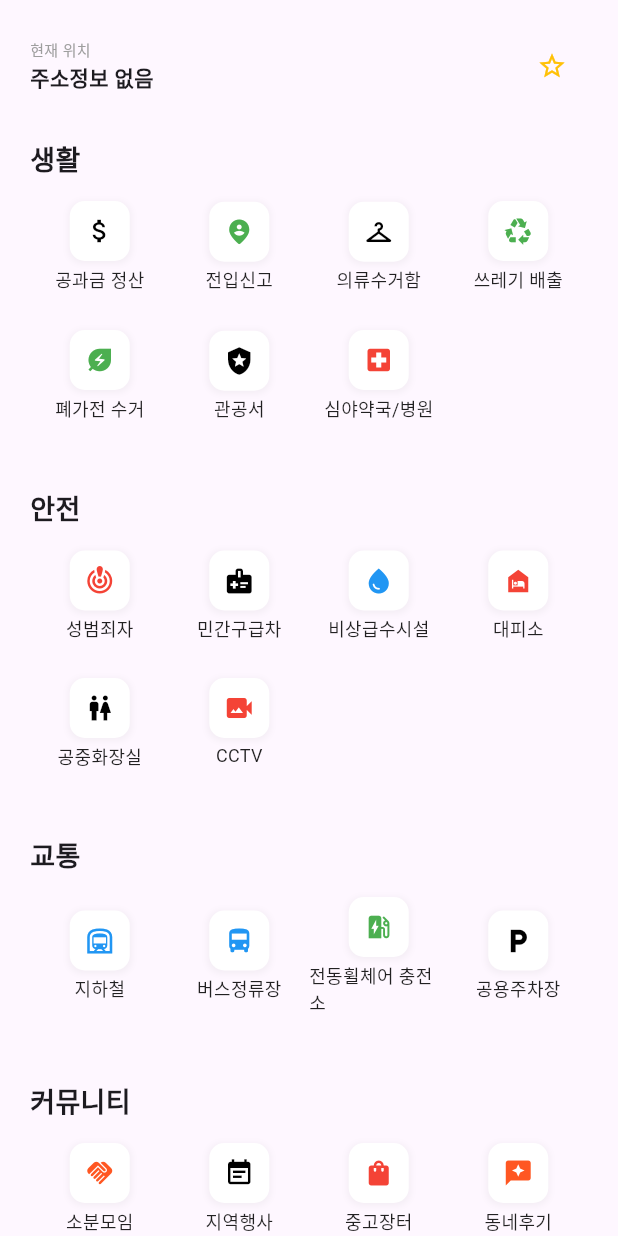
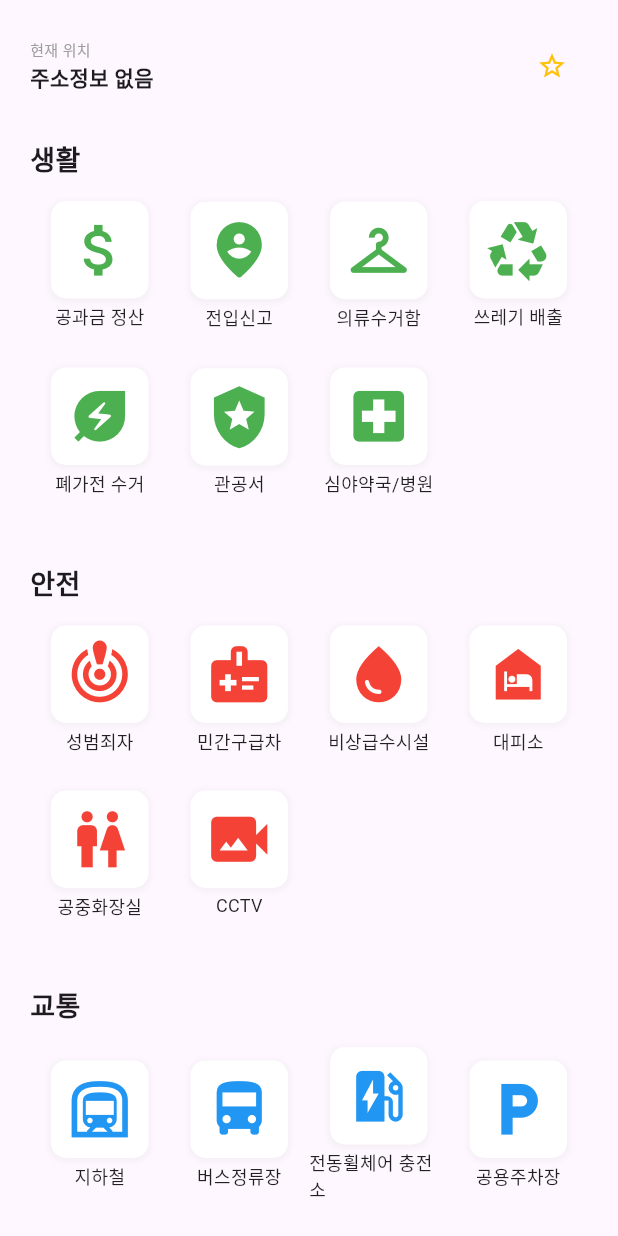
Before and after one commit to kant300/moveon_app, a Flutter app: the Menu screen opened by its route, on a phone screen of 412 x 824 dp. Run offline on Flutter 3.47's test engine with Material 3 defaults, Android fonts, the phone set to English and light mode, and no system bars; our stand-ins replace dio, geocoding, geolocator, permission_handler, shared_preferences, webview_flutter; accounts and stored records are empty; network calls fail; statements that could not run were skipped.

Commit message:
브런치 변경

```diff
--- a/lib/Menu.dart
+++ b/lib/Menu.dart
@@ -282,7 +282,7 @@ class MenuState extends State<Menu> {
                     ),
                   ],
                 ),
-                child: Icon(icon, size: 20, color: iconColor),
+                child: Icon(icon, size: 45, color: iconColor),
               ),
               Positioned(
                 right: 0,
@@ -368,7 +368,7 @@ class MenuState extends State<Menu> {
                     Icons.attach_money,
                     "공과금 정산",
                     () => Navigator.pushNamed(context, "/living/bill"),
-                    Colors.black,
+                    Colors.green,
                     "공과금 정산"
                   ),
                   checkStart(
@@ -388,7 +388,7 @@ class MenuState extends State<Menu> {
                       "/map", // 지도 화면 라우트
                       arguments: "clothingBin", // ⭐️ 카테고리 키 전달
                     ),
-                    Colors.black,
+                      Colors.green,
                     "의류수거함"
                   ),
                   // 의류수거함 아이콘 변경
@@ -416,7 +416,7 @@ class MenuState extends State<Menu> {
                       "/map",
                       arguments: "government",
                     ),
-                    Colors.black,
+                    Colors.green,
                     "관공서",
                   ),
                   checkStart(
@@ -427,7 +427,7 @@ class MenuState extends State<Menu> {
                       "/map",
                       arguments: "night",
                     ),
-                    Colors.red,
+                    Colors.green,
                     "심야약국/병원",
                   ),
                 ], crossAxisCount: 4), // 한 줄에 4개 배치
@@ -458,7 +458,7 @@ class MenuState extends State<Menu> {
                     Icons.medical_information,
                     "민간구급차",
                     () => Navigator.pushNamed(context, "/safety/ambulance"),
-                    Colors.black,
+                    Colors.red,
                     "민간구급차",
                   ),
                   // 텍스트 축약
@@ -466,7 +466,7 @@ class MenuState extends State<Menu> {
                     Icons.water_drop,
                     "비상급수시설",
                     () => Navigator.pushNamed(context, "/safety/water"),
-                    Colors.blue,
+                    Colors.red,
                     "비상급수시설",
                   ),
                   // 텍스트 축약
@@ -489,7 +489,7 @@ class MenuState extends State<Menu> {
                       "/map",
                       arguments: "restroom",
                     ),
-                    Colors.black,
+                    Colors.red,
                     "공중화장실",
                   ),
                   checkStart(
@@ -538,8 +538,8 @@ class MenuState extends State<Menu> {
                       "/map",
                       arguments: "wheelchairCharger",
                     ),
-                    Colors.green,
-                    "전동휠체어 충전소",
+                    Colors.blue,
+                    "전동휠체어충전소",
                   ),
                   // 텍스트 축약
                   checkStart(
@@ -550,7 +550,7 @@ class MenuState extends State<Menu> {
                       "/map",
                       arguments: "localParking",
                     ),
-                    Colors.black,
+                    Colors.blue,
                     "공용주차장",
                   ),
                   // 기존코드의 주유소는 이미지에 없으므로 제외
@@ -577,14 +577,14 @@ class MenuState extends State<Menu> {
                     Icons.event_note,
                     "지역행사",
                     () => Navigator.pushNamed(context, "/community/localEvent"),
-                    Colors.black,
+                    Colors.deepOrange,
                     "지역행사",
                   ),
                   checkStart(
                     Icons.shopping_bag,
                     "중고장터",
                     () => Navigator.pushNamed(context, "/community/localStore"),
-                    Colors.red,
+                    Colors.deepOrange,
                     "중고장터",
                   ),
                   checkStart(
@@ -601,7 +601,7 @@ class MenuState extends State<Menu> {
                     Icons.business_center,
                     "구인/구직",
                     () => Navigator.pushNamed(context, "/community/business"),
-                    Colors.black,
+                    Colors.deepOrange,
                     "구인/구직",
                   ),
                 ], crossAxisCount: 4),
```
